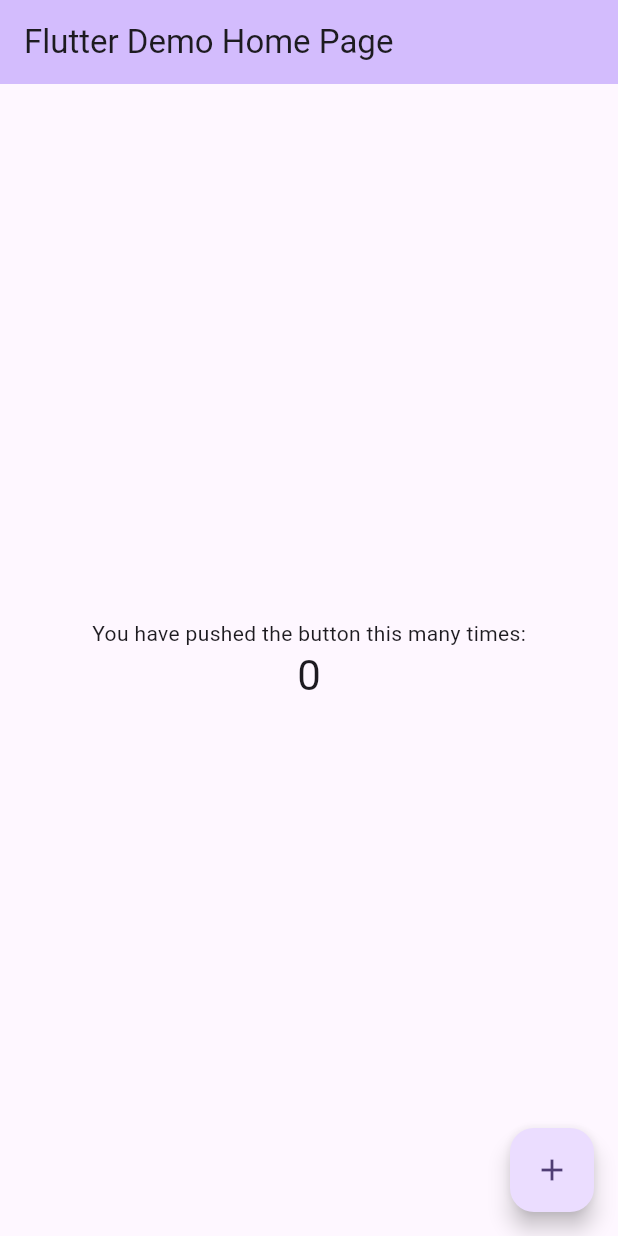
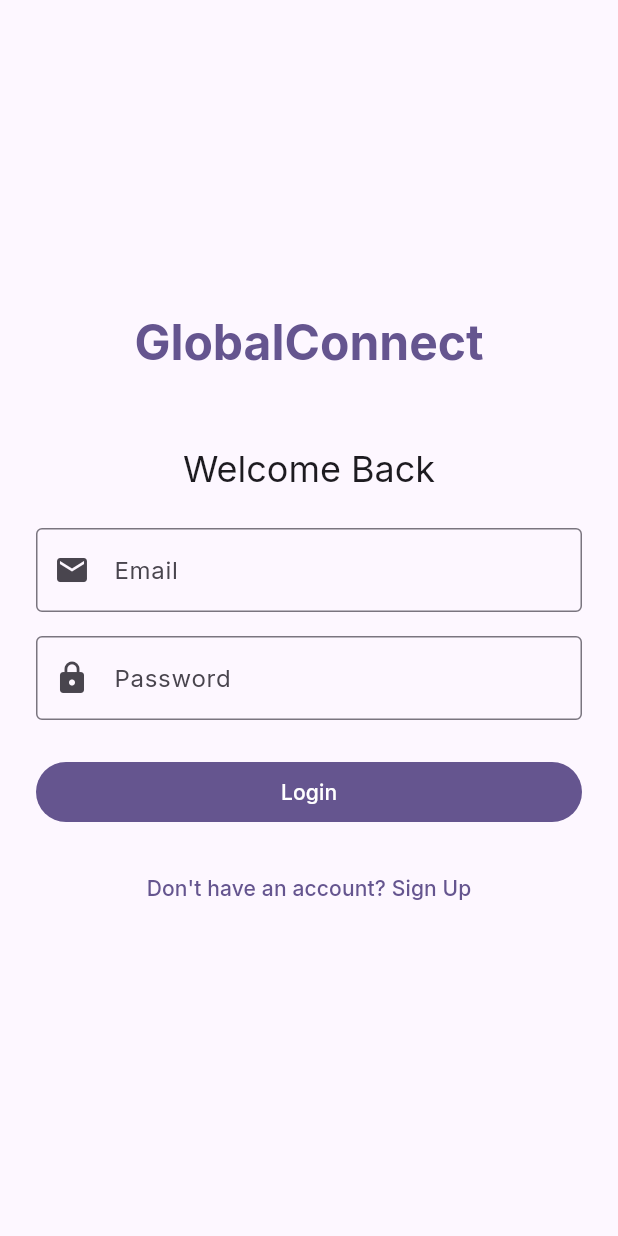
Before and after one commit to could-ai/019ae2e8-2720-795f-b8f7-d7121bf455ce, a Flutter app: the screen it shows after launch, on a phone screen of 412 x 824 dp. Run offline on Flutter 3.47's test engine with Material 3 defaults, Android fonts, the phone set to English and light mode, and no system bars; our stand-ins replace google_fonts, supabase_flutter; accounts and stored records are empty.

Commit message:
Updated main.dart to initialize Supabase, set up themes, and implement AuthGate for redirection.; Created AuthScreen for email/password login and registration.; Created MainScreen with NavigationBar to switch between Chat, Discover, Posts, and Profile screens.; Created ChatScreen placeholder.; Created DiscoverScreen placeholder with dummy user list.; Created PostsScreen placeholder with dummy feed.; Created ProfileScreen with user info and sign out functionality.

```diff
--- a/usr/lib/main.dart
+++ b/usr/lib/main.dart
@@ -1,123 +1,78 @@
 import 'package:flutter/material.dart';
+import 'package:supabase_flutter/supabase_flutter.dart';
+import 'package:global_connect/integrations/supabase.dart';
+import 'package:global_connect/screens/auth_screen.dart';
+import 'package:global_connect/screens/main_screen.dart';
+import 'package:google_fonts/google_fonts.dart';
 
-void main() {
-  runApp(const MyApp());
+Future<void> main() async {
+  WidgetsFlutterBinding.ensureInitialized();
+
+  await Supabase.initialize(
+    url: SupabaseConfig.supabaseUrl,
+    anonKey: SupabaseConfig.supabaseAnonKey,
+  );
+
+  runApp(const GlobalConnectApp());
 }
 
-class MyApp extends StatelessWidget {
-  const MyApp({super.key});
+class GlobalConnectApp extends StatelessWidget {
+  const GlobalConnectApp({super.key});
 
-  // This widget is the root of your application.
   @override
   Widget build(BuildContext context) {
     return MaterialApp(
-      title: 'Flutter Demo',
+      title: 'GlobalConnect',
       debugShowCheckedModeBanner: false,
       theme: ThemeData(
-        // This is the theme of your application.
-        //
-        // TRY THIS: Try running your application with "flutter run". You'll see
-        // the application has a purple toolbar. Then, without quitting the app,
-        // try changing the seedColor in the colorScheme below to Colors.green
-        // and then invoke "hot reload" (save your changes or press the "hot
-        // reload" button in a Flutter-supported IDE, or press "r" if you used
-        // the command line to start the app).
-        //
-        // Notice that the counter didn't reset back to zero; the application
-        // state is not lost during the reload. To reset the state, use hot
-        // restart instead.
-        //
-        // This works for code too, not just values: Most code changes can be
-        // tested with just a hot reload.
-        colorScheme: ColorScheme.fromSeed(seedColor: Colors.deepPurple),
+        colorScheme: ColorScheme.fromSeed(
+          seedColor: const Color(0xFF6750A4),
+          brightness: Brightness.light,
+        ),
+        useMaterial3: true,
+        textTheme: GoogleFonts.interTextTheme(),
       ),
+      darkTheme: ThemeData(
+        colorScheme: ColorScheme.fromSeed(
+          seedColor: const Color(0xFFD0BCFF),
+          brightness: Brightness.dark,
+        ),
+        useMaterial3: true,
+        textTheme: GoogleFonts.interTextTheme(ThemeData.dark().textTheme),
+      ),
+      themeMode: ThemeMode.system,
       initialRoute: '/',
       routes: {
-        '/': (context) => const MyHomePage(title: 'Flutter Demo Home Page'),
+        '/': (context) => const AuthGate(),
+        '/auth': (context) => const AuthScreen(),
+        '/home': (context) => const MainScreen(),
       },
     );
   }
 }
 
-class MyHomePage extends StatefulWidget {
-  const MyHomePage({super.key, required this.title});
-
-  // This widget is the home page of your application. It is stateful, meaning
-  // that it has a State object (defined below) that contains fields that affect
-  // how it looks.
-
-  // This class is the configuration for the state. It holds the values (in this
-  // case the title) provided by the parent (in this case the App widget) and
-  // used by the build method of the State. Fields in a Widget subclass are
-  // always marked "final".
-
-  final String title;
-
-  @override
-  State<MyHomePage> createState() => _MyHomePageState();
-}
-
-class _MyHomePageState extends State<MyHomePage> {
-  int _counter = 0;
-
-  void _incrementCounter() {
-    setState(() {
-      // This call to setState tells the Flutter framework that something has
-      // changed in this State, which causes it to rerun the build method below
-      // so that the display can reflect the updated values. If we changed
-      // _counter without calling setState(), then the build method would not be
-      // called again, and so nothing would appear to happen.
-      _counter++;
-    });
-  }
+class AuthGate extends StatelessWidget {
+  const AuthGate({super.key});
 
   @override
   Widget build(BuildContext context) {
-    // This method is rerun every time setState is called, for instance as done
-    // by the _incrementCounter method above.
-    //
-    // The Flutter framework has been optimized to make rerunning build methods
-    // fast, so that you can just rebuild anything that needs updating rather
-    // than having to individually change instances of widgets.
-    return Scaffold(
-      appBar: AppBar(
-        // TRY THIS: Try changing the color here to a specific color (to
-        // Colors.amber, perhaps?) and trigger a hot reload to see the AppBar
-        // change color while the other colors stay the same.
-        backgroundColor: Theme.of(context).colorScheme.inversePrimary,
-        // Here we take the value from the MyHomePage object that was created by
-        // the App.build method, and use it to set our appbar title.
-        title: Text(widget.title),
-      ),
-      body: Center(
-        // Center is a layout widget. It takes a single child and positions it
-        // in the middle of the parent.
-        child: Column(
-          // Column is also a layout widget. It takes a list of children and
-          // arranges them vertically. By default, it sizes itself to fit its
-          // children horizontally, and tries to be as tall as its parent.
-          //
-          // Column has various properties to control how it sizes itself and
-          // how it positions its children. Here we use mainAxisAlignment to
-          // center the children vertically; the main axis here is the vertical
-          // axis because Columns are vertical (the cross axis would be
-          // horizontal).
-          //
-          // TRY THIS: Invoke "debug painting" (choose the "Toggle Debug Paint"
-          // action in the IDE, or press "p" in the console), to see the
-          // wireframe for each widget.
-          mainAxisAlignment: MainAxisAlignment.center,
-          children: <Widget>[
-            const Text('You have pushed the button this many times:'),
-            Text('$_counter', style: Theme.of(context).textTheme.headlineMedium),
-          ],
-        ),
-      ),
-      floatingActionButton: FloatingActionButton(
-        onPressed: _incrementCounter,
-        tooltip: 'Increment',
-        child: const Icon(Icons.add),
-      ), // This trailing comma makes auto-formatting nicer for build methods.
+    return StreamBuilder<AuthState>(
+      stream: Supabase.instance.client.auth.onAuthStateChange,
+      builder: (context, snapshot) {
+        if (snapshot.connectionState == ConnectionState.waiting) {
+          return const Scaffold(
+            body: Center(child: CircularProgressIndicator()),
+          );
+        }
+
+        final session = snapshot.data?.session;
+
+        if (session != null) {
+          return const MainScreen();
+        } else {
+          return const AuthScreen();
+        }
+      },
     );
   }
 }
--- /dev/null
+++ b/usr/lib/screens/auth_screen.dart
@@ -0,0 +1,130 @@
+import 'package:flutter/material.dart';
+import 'package:supabase_flutter/supabase_flutter.dart';
+
+class AuthScreen extends StatefulWidget {
+  const AuthScreen({super.key});
+
+  @override
+  State<AuthScreen> createState() => _AuthScreenState();
+}
+
+class _AuthScreenState extends State<AuthScreen> {
+  final _emailController = TextEditingController();
+  final _passwordController = TextEditingController();
+  bool _isLoading = false;
+  bool _isLogin = true;
+
+  Future<void> _submit() async {
+    setState(() {
+      _isLoading = true;
+    });
+
+    try {
+      if (_isLogin) {
+        await Supabase.instance.client.auth.signInWithPassword(
+          email: _emailController.text.trim(),
+          password: _passwordController.text.trim(),
+        );
+      } else {
+        await Supabase.instance.client.auth.signUp(
+          email: _emailController.text.trim(),
+          password: _passwordController.text.trim(),
+        );
+        if (mounted) {
+          ScaffoldMessenger.of(context).showSnackBar(
+            const SnackBar(content: Text('Sign up successful! Please check your email if verification is enabled.')),
+          );
+        }
+      }
+    } on AuthException catch (e) {
+      if (mounted) {
+        ScaffoldMessenger.of(context).showSnackBar(
+          SnackBar(content: Text(e.message), backgroundColor: Colors.red),
+        );
+      }
+    } catch (e) {
+      if (mounted) {
+        ScaffoldMessenger.of(context).showSnackBar(
+          const SnackBar(content: Text('An unexpected error occurred'), backgroundColor: Colors.red),
+        );
+      }
+    } finally {
+      if (mounted) {
+        setState(() {
+          _isLoading = false;
+        });
+      }
+    }
+  }
+
+  @override
+  Widget build(BuildContext context) {
+    return Scaffold(
+      body: Center(
+        child: SingleChildScrollView(
+          padding: const EdgeInsets.all(24.0),
+          child: Column(
+            mainAxisAlignment: MainAxisAlignment.center,
+            crossAxisAlignment: CrossAxisAlignment.stretch,
+            children: [
+              Text(
+                'GlobalConnect',
+                style: Theme.of(context).textTheme.headlineLarge?.copyWith(
+                      fontWeight: FontWeight.bold,
+                      color: Theme.of(context).colorScheme.primary,
+                    ),
+                textAlign: TextAlign.center,
+              ),
+              const SizedBox(height: 48),
+              Text(
+                _isLogin ? 'Welcome Back' : 'Create Account',
+                style: Theme.of(context).textTheme.headlineSmall,
+                textAlign: TextAlign.center,
+              ),
+              const SizedBox(height: 24),
+              TextField(
+                controller: _emailController,
+                decoration: const InputDecoration(
+                  labelText: 'Email',
+                  border: OutlineInputBorder(),
+                  prefixIcon: Icon(Icons.email),
+                ),
+                keyboardType: TextInputType.emailAddress,
+              ),
+              const SizedBox(height: 16),
+              TextField(
+                controller: _passwordController,
+                decoration: const InputDecoration(
+                  labelText: 'Password',
+                  border: OutlineInputBorder(),
+                  prefixIcon: Icon(Icons.lock),
+                ),
+                obscureText: true,
+              ),
+              const SizedBox(height: 24),
+              FilledButton(
+                onPressed: _isLoading ? null : _submit,
+                child: _isLoading
+                    ? const SizedBox(
+                        height: 20,
+                        width: 20,
+                        child: CircularProgressIndicator(strokeWidth: 2, color: Colors.white),
+                      )
+                    : Text(_isLogin ? 'Login' : 'Sign Up'),
+              ),
+              const SizedBox(height: 16),
+              TextButton(
+                onPressed: () {
+                  setState(() {
+                    _isLogin = !_isLogin;
+                  });
+                },
+                child: Text(_isLogin ? 'Don\'t have an account? Sign Up' : 'Already have an account? Login'),
+              ),
+            ],
+          ),
+        ),
+      ),
+    );
+  }
+}
```
Also changed, not shown: usr/lib/screens/chat_screen.dart (added, +32 -0 lines), usr/lib/screens/discover_screen.dart (added, +35 -0 lines), usr/lib/screens/main_screen.dart (added, +65 -0 lines), usr/lib/screens/posts_screen.dart (added, +67 -0 lines), usr/lib/screens/profile_screen.dart (added, +70 -0 lines).
